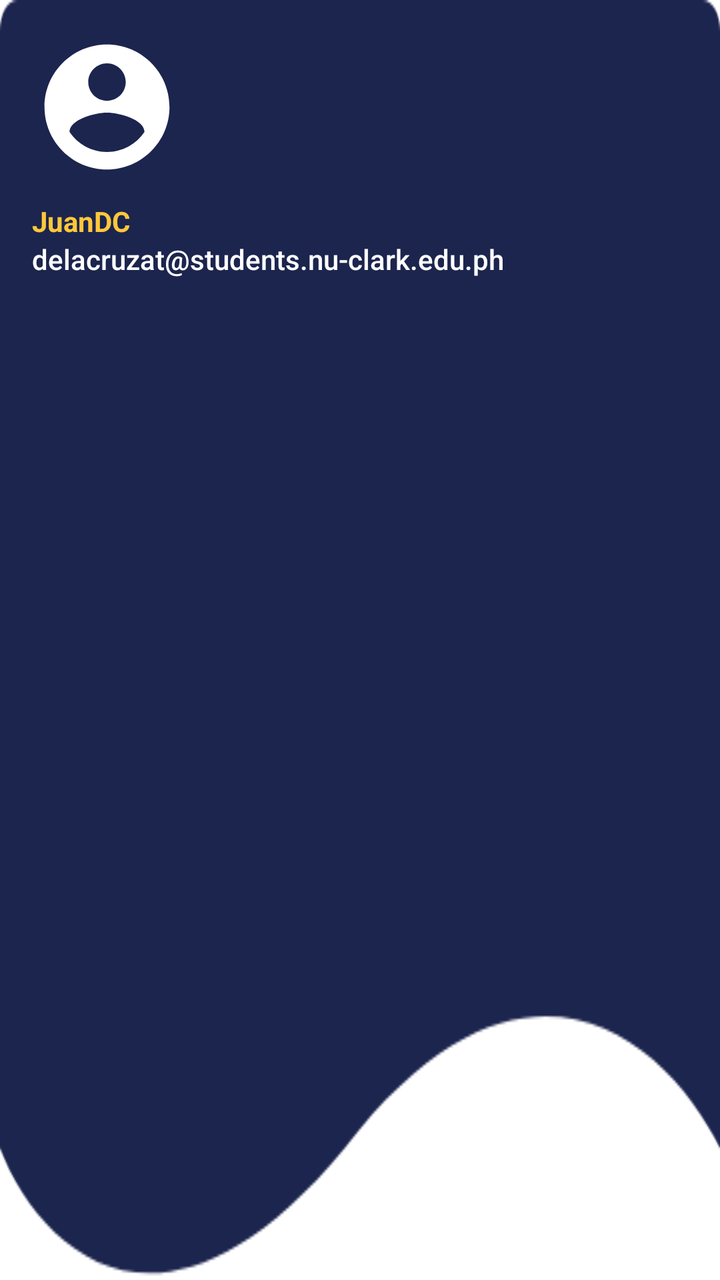
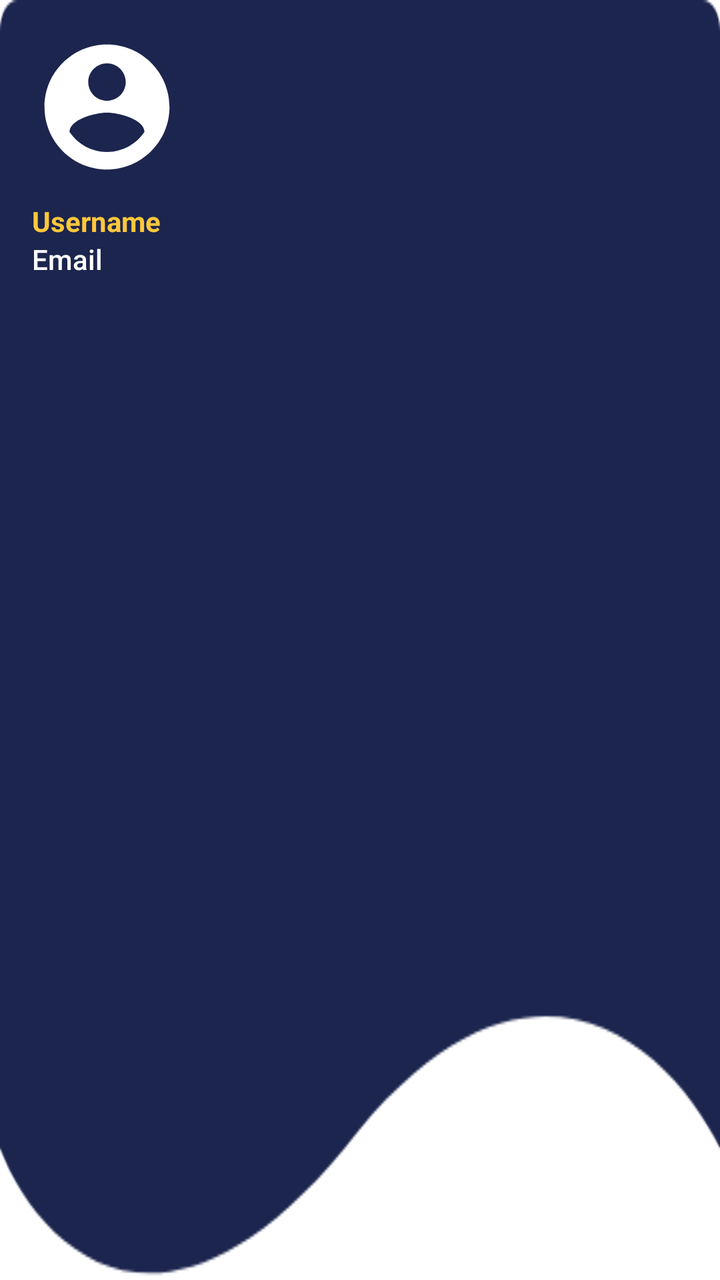

Before-and-after screenshots of an Android layout around one commit, followed by the original layout XML and the change that was made.
<!-- AndroidManifest.xml: application theme Theme.LostAndFound -->
<!-- res/layout/nav_header.xml -->
<?xml version="1.0" encoding="utf-8"?>
<LinearLayout
    xmlns:android="http://schemas.android.com/apk/res/android"
    android:orientation="vertical"
    android:layout_width="match_parent"
    android:layout_height="200dp"
    android:padding="16dp"
    android:background="@drawable/headerbkg"
    android:theme="@style/ThemeOverlay.AppCompat.Dark">
    <ImageView
        android:paddingBottom="10dp"
        android:layout_width="wrap_content"
        android:layout_height="wrap_content"
        android:src="@drawable/account_circle"/>

    <TextView
        android:layout_width="wrap_content"
        android:layout_height="wrap_content"
        android:text="JuanDC"
        android:textColor="@color/yellow"
        android:textStyle="bold"/>

    <TextView
        android:fontFamily="sans-serif-medium"
        android:layout_marginBottom="16dp"
        android:layout_width="wrap_content"
        android:layout_height="wrap_content"
        android:text="delacruzat@students.nu-clark.edu.ph"
        android:textColor="@color/white"
        android:textSize="14sp"/>

</LinearLayout>
<!-- resources referenced by this layout -->
<resources>
  <color name="white">#FFFFFFFF</color>
  <color name="yellow">#FFC83A</color>
  <!-- drawable account_circle (drawable) -->
  <vector xmlns:android="http://schemas.android.com/apk/res/android" android:height="75dp" android:tint="#FFFFFF" android:viewportHeight="24" android:viewportWidth="24" android:width="75dp">
        
      <path android:fillColor="@android:color/white" android:pathData="M12,2C6.48,2 2,6.48 2,12s4.48,10 10,10 10,-4.48 10,-10S17.52,2 12,2zM12,5c1.66,0 3,1.34 3,3s-1.34,3 -3,3 -3,-1.34 -3,-3 1.34,-3 3,-3zM12,19.2c-2.5,0 -4.71,-1.28 -6,-3.22 0.03,-1.99 4,-3.08 6,-3.08 1.99,0 5.97,1.09 6,3.08 -1.29,1.94 -3.5,3.22 -6,3.22z"/>
      
  </vector>
  <!-- drawable headerbkg: png bitmap (drawable, 7021 bytes) -->
  <style name="Theme.LostAndFound" parent="Base.Theme.LostAndFound" />
  <style name="Base.Theme.LostAndFound" parent="Theme.Material3.DayNight.NoActionBar">
          
          
      </style>
</resources>

<!-- the commit's change to res/layout/nav_header.xml (unified diff, before → after) -->
@@ -14,19 +14,21 @@
         android:src="@drawable/account_circle"/>
 
     <TextView
+        android:id="@+id/TV_Username"
         android:layout_width="wrap_content"
         android:layout_height="wrap_content"
-        android:text="JuanDC"
+        android:text="Username"
         android:textColor="@color/yellow"
-        android:textStyle="bold"/>
+        android:textStyle="bold" />
 
     <TextView
-        android:fontFamily="sans-serif-medium"
-        android:layout_marginBottom="16dp"
+        android:id="@+id/TV_Email"
         android:layout_width="wrap_content"
         android:layout_height="wrap_content"
-        android:text="delacruzat@students.nu-clark.edu.ph"
+        android:layout_marginBottom="16dp"
+        android:fontFamily="sans-serif-medium"
+        android:text="Email"
         android:textColor="@color/white"
-        android:textSize="14sp"/>
+        android:textSize="14sp" />
 
 </LinearLayout>
